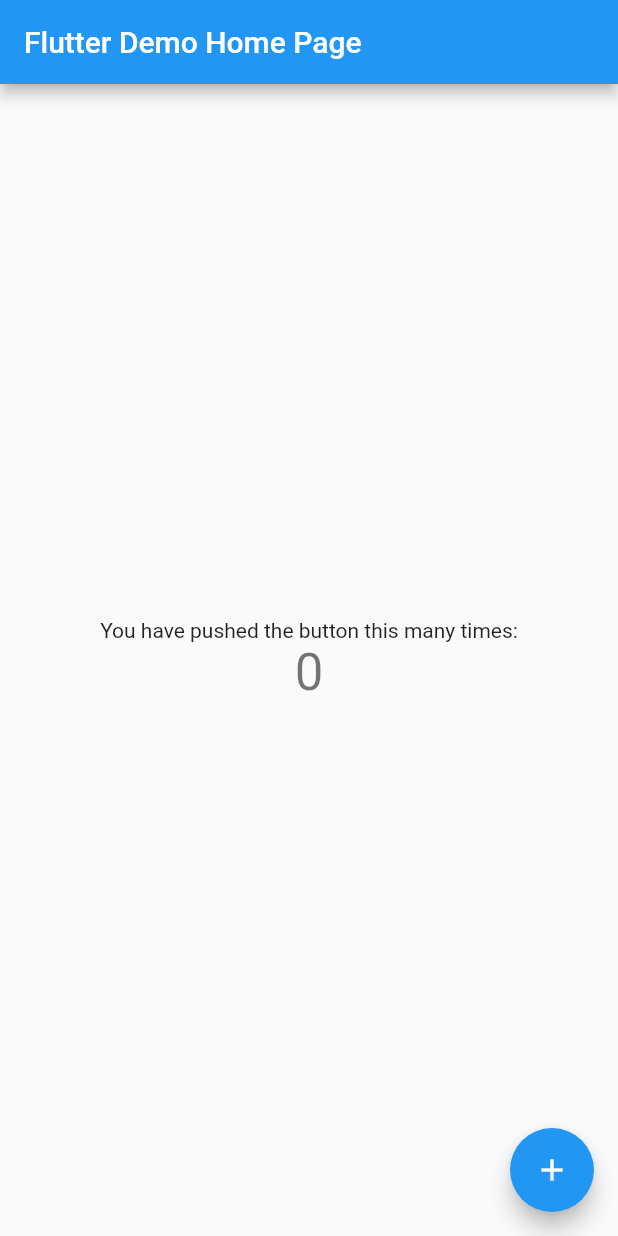
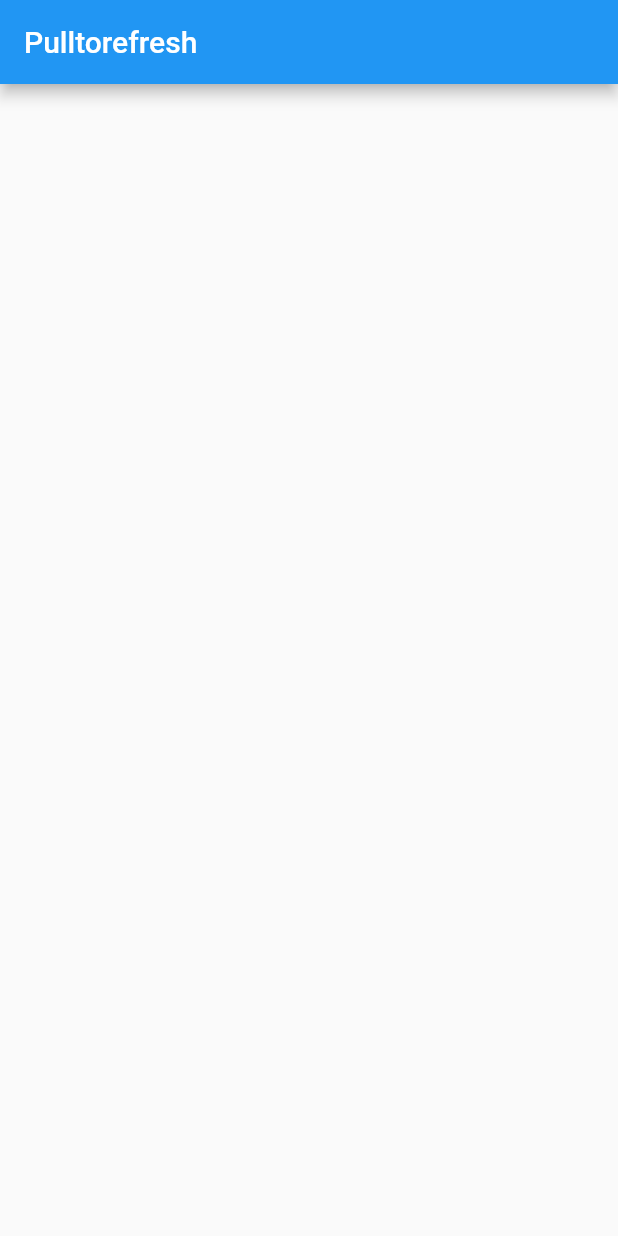
Before and after one commit to aslight0013/flutter_pulltorefresh, a Flutter app: the screen it shows after launch, on a phone screen of 412 x 824 dp. Run offline on Flutter 3.47's test engine with Material 2 defaults, Android fonts, the phone set to English and light mode, and no system bars.

Commit message:
remove useless code and dir,add demo dependent

```diff
--- a/demo/lib/main.dart
+++ b/demo/lib/main.dart
@@ -7,7 +7,7 @@ class MyApp extends StatelessWidget {
   @override
   Widget build(BuildContext context) {
     return new MaterialApp(
-      title: 'Flutter Demo',
+      title: 'Pulltorefresh Demo',
       theme: new ThemeData(
         // This is the theme of your application.
         //
@@ -19,14 +19,13 @@ class MyApp extends StatelessWidget {
         // counter didn't reset back to zero; the application is not restarted.
         primarySwatch: Colors.blue,
       ),
-      home: new MyHomePage(title: 'Flutter Demo Home Page'),
+      home: new MyHomePage(title: 'Pulltorefresh'),
     );
   }
 }
 
 class MyHomePage extends StatefulWidget {
   MyHomePage({Key key, this.title}) : super(key: key);
-
   // This widget is the home page of your application. It is stateful, meaning
   // that it has a State object (defined below) that contains fields that affect
   // how it looks.
@@ -36,6 +35,7 @@ class MyHomePage extends StatefulWidget {
   // used by the build method of the State. Fields in a Widget subclass are
   // always marked "final".
 
+
   final String title;
 
   @override
@@ -43,18 +43,6 @@ class MyHomePage extends StatefulWidget {
 }
 
 class _MyHomePageState extends State<MyHomePage> {
-  int _counter = 0;
-
-  void _incrementCounter() {
-    setState(() {
-      // This call to setState tells the Flutter framework that something has
-      // changed in this State, which causes it to rerun the build method below
-      // so that the display can reflect the updated values. If we changed
-      // _counter without calling setState(), then the build method would not be
-      // called again, and so nothing would appear to happen.
-      _counter++;
-    });
-  }
 
   @override
   Widget build(BuildContext context) {
@@ -70,40 +58,7 @@ class _MyHomePageState extends State<MyHomePage> {
         // the App.build method, and use it to set our appbar title.
         title: new Text(widget.title),
       ),
-      body: new Center(
-        // Center is a layout widget. It takes a single child and positions it
-        // in the middle of the parent.
-        child: new Column(
-          // Column is also layout widget. It takes a list of children and
-          // arranges them vertically. By default, it sizes itself to fit its
-          // children horizontally, and tries to be as tall as its parent.
-          //
-          // Invoke "debug paint" (press "p" in the console where you ran
-          // "flutter run", or select "Toggle Debug Paint" from the Flutter tool
-          // window in IntelliJ) to see the wireframe for each widget.
-          //
-          // Column has various properties to control how it sizes itself and
-          // how it positions its children. Here we use mainAxisAlignment to
-          // center the children vertically; the main axis here is the vertical
-          // axis because Columns are vertical (the cross axis would be
-          // horizontal).
-          mainAxisAlignment: MainAxisAlignment.center,
-          children: <Widget>[
-            new Text(
-              'You have pushed the button this many times:',
-            ),
-            new Text(
-              '$_counter',
-              style: Theme.of(context).textTheme.display1,
-            ),
-          ],
-        ),
-      ),
-      floatingActionButton: new FloatingActionButton(
-        onPressed: _incrementCounter,
-        tooltip: 'Increment',
-        child: new Icon(Icons.add),
-      ), // This trailing comma makes auto-formatting nicer for build methods.
+      body: new Container()
     );
   }
 }
--- a/demo/pubspec.yaml
+++ b/demo/pubspec.yaml
@@ -4,10 +4,8 @@ description: A new Flutter project.
 dependencies:
   flutter:
     sdk: flutter
-
-  # The following adds the Cupertino Icons font to your application.
-  # Use with the CupertinoIcons class for iOS style icons.
-  cupertino_icons: ^0.1.0
+  pulltorefresh:
+    path: ../
 
 dev_dependencies:
   flutter_test:
--- a/lib/flutter_pulltorefresh.dart
+++ /dev/null
@@ -1,7 +0,0 @@
-library flutter_pulltorefresh;
-
-/// A Calculator.
-class Calculator {
-  /// Returns [value] plus 1.
-  int addOne(int value) => value + 1;
-}
--- a/pubspec.yaml
+++ b/pubspec.yaml
@@ -1,4 +1,4 @@
-name: flutter_pulltorefresh
+name: pulltorefresh
 description: a widget provided to the flutter scroll component drop-down refresh and pull up load.
 version: 0.0.1
 author:
```
Also changed, not shown: lib/pulltorefresh.dart (added, +15 -0 lines), 2 other files.
